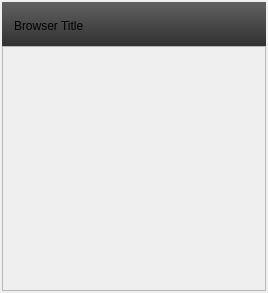
This is resources/app_menu.ui in shotgunsoftware/tk-3dsmax as Qt 5 draws it before an edit. The edited form follows.
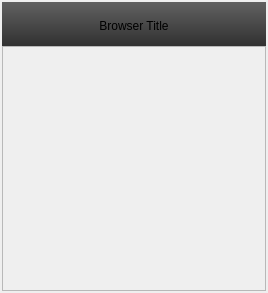
This is the edited form.

```diff
--- a/resources/app_menu.ui
+++ b/resources/app_menu.ui
@@ -49,21 +49,11 @@
         <property name="text">
          <string>Browser Title</string>
         </property>
+        <property name="alignment">
+         <set>Qt::AlignCenter</set>
+        </property>
        </widget>
       </item>
-      <item>
-       <spacer name="horizontalSpacer">
-        <property name="orientation">
-         <enum>Qt::Horizontal</enum>
-        </property>
-        <property name="sizeHint" stdset="0">
-         <size>
-          <width>40</width>
-          <height>20</height>
-         </size>
-        </property>
-       </spacer>
-      </item>
      </layout>
     </widget>
    </item>
```
